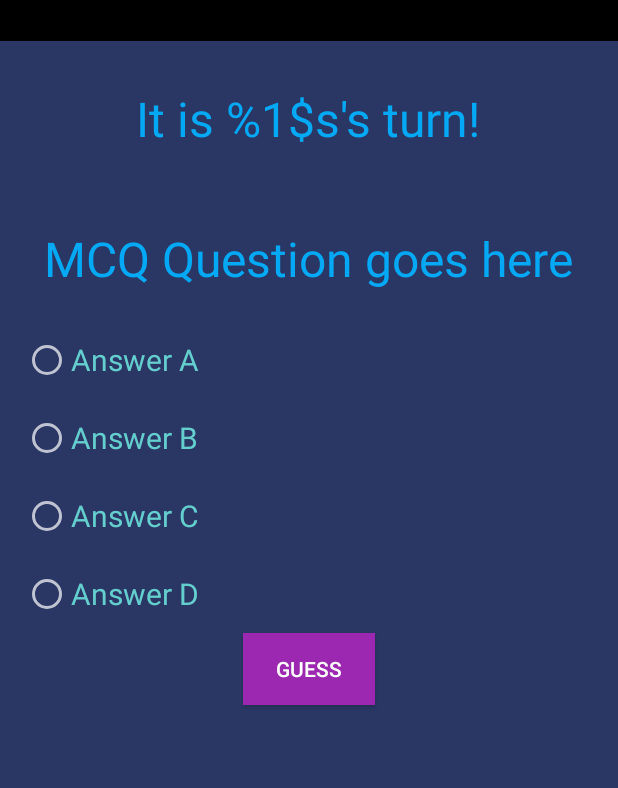
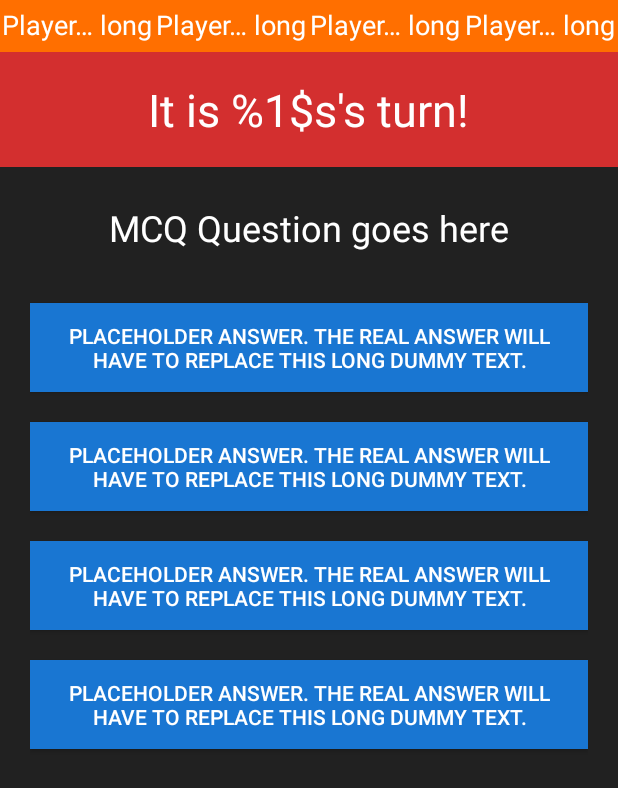
Before and after one commit to Mookiies/Quandom, an Android app: the McqActivity screen opened directly, with no data from a screen before it, on a phone screen of 412 x 824 dp. Shown: the top 788 px of the screen. Run offline under Robolectric (Android 15) with nearby library versions, the phone set to English and light mode, and no system bars; 24 statements that could not run were skipped.

Commit message:
theme mcq activity

```diff
--- a/app/src/main/java/com/malcolmscruggs/quandom/McqActivity.java
+++ b/app/src/main/java/com/malcolmscruggs/quandom/McqActivity.java
@@ -6,8 +6,6 @@ import android.os.Bundle;
 import android.util.Log;
 import android.view.View;
 import android.widget.Button;
-import android.widget.RadioButton;
-import android.widget.RadioGroup;
 import android.widget.TextView;
 import android.widget.Toast;
 
@@ -33,12 +31,10 @@ public class McqActivity extends AppCompatActivity {
     TextView player2Score;
     TextView player3Score;
     TextView player4Score;
-    RadioGroup mcqRadioGroup;
-    RadioButton radioButtonA;
-    RadioButton radioButtonB;
-    RadioButton radioButtonC;
-    RadioButton radioButtonD;
-    Button guessButton;
+    Button buttonA;
+    Button buttonB;
+    Button buttonC;
+    Button buttonD;
 
     @Override
     protected void onCreate(Bundle savedInstanceState) {
@@ -54,18 +50,34 @@ public class McqActivity extends AppCompatActivity {
         player2Score = findViewById(R.id.p2Score);
         player3Score = findViewById(R.id.p3Score);
         player4Score = findViewById(R.id.p4Score);
-        mcqRadioGroup = findViewById(R.id.mcqAnswerRadioGroup);
-        radioButtonA = findViewById(R.id.mcqAnswerAButton);
-        radioButtonB = findViewById(R.id.mcqAnswerBButton);
-        radioButtonC = findViewById(R.id.mcqAnswerCButton);
-        radioButtonD = findViewById(R.id.mcqAnswerDButton);
-        guessButton = findViewById(R.id.mcqGuessButton);
+        buttonA = findViewById(R.id.mcqAnswerAButton);
+        buttonB = findViewById(R.id.mcqAnswerBButton);
+        buttonC = findViewById(R.id.mcqAnswerCButton);
+        buttonD = findViewById(R.id.mcqAnswerDButton);
 
         setCurrentQuestion();
-        guessButton.setOnClickListener(new View.OnClickListener() {
+        buttonA.setOnClickListener(new View.OnClickListener() {
             @Override
-            public void onClick(View v) {
-                onGuess();
+            public void onClick(View view) {
+                onGuess(0);
+            }
+        });
+        buttonB.setOnClickListener(new View.OnClickListener() {
+            @Override
+            public void onClick(View view) {
+                onGuess(1);
+            }
+        });
+        buttonC.setOnClickListener(new View.OnClickListener() {
+            @Override
+            public void onClick(View view) {
+                onGuess(2);
+            }
+        });
+        buttonD.setOnClickListener(new View.OnClickListener() {
+            @Override
+            public void onClick(View view) {
+                onGuess(3);
             }
         });
 
@@ -122,10 +134,10 @@ public class McqActivity extends AppCompatActivity {
         Question question = gameModel.getCurrentQuestion();
         ArrayList<String> answers = question.getAnswers();
         questionTextView.setText(question.getQuestionText());
-        radioButtonA.setText(answers.get(0));
-        radioButtonB.setText(answers.get(1));
-        radioButtonC.setText(answers.get(2));
-        radioButtonD.setText(answers.get(3));
+        buttonA.setText(answers.get(0));
+        buttonB.setText(answers.get(1));
+        buttonC.setText(answers.get(2));
+        buttonD.setText(answers.get(3));
 
         setCurrentPlayer();
         setPlayerScores();
@@ -158,25 +170,7 @@ public class McqActivity extends AppCompatActivity {
         }
     }
 
-    private void onGuess() {
-        int guess;
-        switch (mcqRadioGroup.getCheckedRadioButtonId()) {
-            case R.id.mcqAnswerAButton:
-                guess = 0;
-                break;
-            case R.id.mcqAnswerBButton:
-                guess = 1;
-                break;
-            case R.id.mcqAnswerCButton:
-                guess = 2;
-                break;
-            case R.id.mcqAnswerDButton:
-                guess = 3;
-                break;
-            default:
-                return;
-        }
-
+    private void onGuess(int guess) {
         boolean haveAllPlayersGuessed = gameModel.guessQuestion(guess);
 
         Log.d("ON GUESS", haveAllPlayersGuessed + "");
--- a/app/src/main/res/layout/activity_mcq.xml
+++ b/app/src/main/res/layout/activity_mcq.xml
@@ -5,134 +5,93 @@
     android:id="@+id/mcqView"
     android:layout_width="match_parent"
     android:layout_height="match_parent"
-    android:background="#2A3765"
+    android:background="@color/backgroundColor"
     android:orientation="vertical"
     tools:context=".McqActivity">
 
     <LinearLayout
         android:layout_width="match_parent"
         android:layout_height="wrap_content"
-        android:orientation="horizontal"
-        android:background="#000">
+        android:orientation="horizontal">
 
         <TextView
             android:id="@+id/p1Score"
-            android:text=""
-            android:textSize="20dp"
-            android:background="@color/materialRed"
-            android:layout_width="wrap_content"
-            android:layout_height="wrap_content"
-            android:layout_marginLeft="10dp"/>
+            style="@style/ScoreBoardText" />
+
         <TextView
             android:id="@+id/p2Score"
-            android:text=""
-            android:textSize="20dp"
-            android:background="@color/materialPink"
-            android:layout_width="wrap_content"
-            android:layout_height="wrap_content"
-            android:layout_marginLeft="10dp"/>
+            style="@style/ScoreBoardText"/>
+
         <TextView
             android:id="@+id/p3Score"
-            android:text=""
-            android:textSize="20dp"
-            android:background="@color/blueCustom"
-            android:layout_width="wrap_content"
-            android:layout_height="wrap_content"
-            android:layout_marginLeft="10dp"/>
+            style="@style/ScoreBoardText"/>
+
         <TextView
             android:id="@+id/p4Score"
-            android:text=""
-            android:textSize="20dp"
-            android:background="@color/blueCustom"
-            android:layout_width="wrap_content"
-            android:layout_height="wrap_content"
-            android:layout_marginLeft="10dp"/>
+            style="@style/ScoreBoardText"/>
     </LinearLayout>
 
     <RelativeLayout
         android:id="@+id/currPlayerContainer"
         android:layout_width="match_parent"
-        android:layout_height="wrap_content">
+        android:layout_height="wrap_content"
+        android:background="@color/materialRed">
 
         <TextView
             android:id="@+id/currentPlayerTextView"
             android:layout_width="wrap_content"
             android:layout_height="wrap_content"
-            android:layout_centerHorizontal="true"
-            android:layout_marginTop="30dp"
-            android:layout_marginBottom="20dp"
+            android:layout_centerInParent="true"
+            android:layout_marginStart="@dimen/default_horizontal_margin"
+            android:layout_marginTop="@dimen/default_vertical_margin"
+            android:layout_marginEnd="@dimen/default_horizontal_margin"
+            android:paddingTop="6dp"
+            android:paddingBottom="6dp"
             android:text="@string/currrent_player_turn"
-            android:textColor="#03A9F4"
-            android:textSize="32sp" />
+            android:textAppearance="@style/TextAppearance.AppCompat.Display1"
+            android:textSize="30sp" />
 
     </RelativeLayout>
 
-    <TextView
-        android:id="@+id/mcqQuestionTextView"
-        android:layout_width="wrap_content"
-        android:layout_height="wrap_content"
-        android:layout_gravity="center"
-        android:layout_marginTop="30dp"
-        android:layout_marginBottom="20dp"
-        android:text="MCQ Question goes here"
-        android:textColor="#03A9F4"
-        android:textSize="32sp" />
-
-    <RadioGroup
-        android:id="@+id/mcqAnswerRadioGroup"
+    <ScrollView
         android:layout_width="match_parent"
         android:layout_height="wrap_content"
-        android:layout_gravity="center"
-        android:layout_marginLeft="15dp"
-        android:layout_marginRight="15dp">
+        android:layout_marginEnd="@dimen/default_horizontal_margin"
+        android:layout_marginStart="@dimen/default_horizontal_margin">
 
-        <RadioButton
-            android:id="@+id/mcqAnswerAButton"
+        <LinearLayout
             android:layout_width="match_parent"
             android:layout_height="wrap_content"
-            android:layout_marginTop="10dp"
-            android:layout_marginBottom="10dp"
-            android:text="Answer A"
-            android:textColor="#64CFCE"
-            android:textSize="20sp" />
+            android:orientation="vertical">
 
-        <RadioButton
-            android:id="@+id/mcqAnswerBButton"
-            android:layout_width="match_parent"
-            android:layout_height="wrap_content"
-            android:layout_marginTop="10dp"
-            android:layout_marginBottom="10dp"
-            android:text="Answer B"
-            android:textColor="#64CFCE"
-            android:textSize="20sp" />
+            <TextView
+                android:id="@+id/mcqQuestionTextView"
+                android:layout_width="wrap_content"
+                android:layout_height="wrap_content"
+                android:layout_gravity="center"
+                android:layout_marginTop="@dimen/default_vertical_margin"
+                android:layout_marginBottom="@dimen/default_vertical_margin"
+                android:text="MCQ Question goes here"
+                android:textAppearance="@style/TextAppearance.AppCompat.Large"
+                android:textSize="@dimen/question_text_size" />
 
-        <RadioButton
-            android:id="@+id/mcqAnswerCButton"
-            android:layout_width="match_parent"
-            android:layout_height="wrap_content"
-            android:layout_marginTop="10dp"
-            android:layout_marginBottom="10dp"
-            android:text="Answer C"
-            android:textColor="#64CFCE"
-            android:textSize="20sp" />
+            <Button
+                android:id="@+id/mcqAnswerAButton"
+                style="@style/MCQButton"/>
 
-        <RadioButton
-            android:id="@+id/mcqAnswerDButton"
-            android:layout_width="match_parent"
-            android:layout_height="wrap_content"
-            android:layout_marginTop="10dp"
-            android:layout_marginBottom="10dp"
-            android:text="Answer D"
-            android:textColor="#64CFCE"
-            android:textSize="20sp" />
-    </RadioGroup>
+            <Button
+                android:id="@+id/mcqAnswerBButton"
+                style="@style/MCQButton"/>
 
-    <Button
-        android:id="@+id/mcqGuessButton"
-        android:layout_width="wrap_content"
-        android:layout_height="wrap_content"
-        android:layout_gravity="center"
-        android:backgroundTint="@color/colorPrimary"
-        android:text="@string/guess" />
+            <Button
+                android:id="@+id/mcqAnswerCButton"
+                style="@style/MCQButton"/>
+            <Button
+                android:id="@+id/mcqAnswerDButton"
+                style="@style/MCQButton"/>
+
+        </LinearLayout>
+    </ScrollView>
+
 
 </LinearLayout>
--- a/app/src/main/res/values/dimens.xml
+++ b/app/src/main/res/values/dimens.xml
@@ -2,8 +2,11 @@
 <resources>
     <dimen name="callout_text_size">36sp</dimen>
     <dimen name="big_button_text_size">20sp</dimen>
-    <dimen name="default_horizontal_margin">16dp</dimen>
+    <dimen name="default_horizontal_margin">20dp</dimen>
+    <dimen name="default_horizontal_padding">12dp</dimen>
+    <dimen name="default_vertical_padding">12dp</dimen>
     <dimen name="default_vertical_margin">24dp</dimen>
     <dimen name="player_selection_outer_margin">40dp</dimen>
     <dimen name="player_selection_text_size">20sp</dimen>
+    <dimen name="question_text_size">24sp</dimen>
 </resources>
--- a/app/src/main/res/values/styles.xml
+++ b/app/src/main/res/values/styles.xml
@@ -7,11 +7,45 @@
         <item name="colorPrimaryDark">@color/colorPrimaryDark</item>
         <item name="colorAccent">@color/colorAccent</item>
         <item name="android:buttonStyle">@style/ButtonTheme</item>
+        <item name="android:textViewStyle">@style/TextTheme</item>
     </style>
 
     <style name="ButtonTheme" parent="Widget.AppCompat.Button">
         <item name="android:background">@color/secondaryColor</item>
         <item name="android:textColor">@color/secondaryTextColor</item>
+        <item name="android:paddingEnd">@dimen/default_horizontal_padding</item>
+        <item name="android:paddingStart">@dimen/default_horizontal_padding</item>
+    </style>
+
+    <style name="TextTheme">
+        <item name="android:textColor">@color/primaryTextColor</item>
+    </style>
+
+    <style name="MCQButton" parent="ButtonTheme">
+        <item name="android:layout_width">match_parent</item>
+        <item name="android:layout_height">wrap_content</item>
+        <item name="android:text">Placeholder answer. The real answer will have to replace this long dummy text.</item>
+        <item name="android:paddingTop">@dimen/default_vertical_padding</item>
+        <item name="android:paddingBottom">@dimen/default_vertical_padding</item>
+        <item name="android:paddingEnd">@dimen/default_horizontal_padding</item>
+        <item name="android:paddingStart">@dimen/default_horizontal_padding</item>
+        <item name="android:layout_marginTop">10dp</item>
+        <item name="android:layout_marginBottom">10dp</item>
+    </style>
+
+    <style name="ScoreBoardText" parent="TextTheme">
+        <item name="android:layout_width">0dp</item>
+        <item name="android:layout_weight">1</item>
+        <item name="android:layout_height">wrap_content</item>
+        <item name="android:paddingBottom">6dp</item>
+        <item name="android:paddingTop">4dp</item>
+        <item name="android:textAlignment">center</item>
+        <item name="android:textAppearance">@style/TextAppearance.AppCompat.Medium</item>
+        <item name="android:maxLines">1</item>
+        <item name="android:ellipsize">middle</item>
+
+        <item name="android:text">Player Placeholder That is too long</item>
+        <item name="android:background">@color/materialAmber</item>
     </style>
 
 </resources>
```
